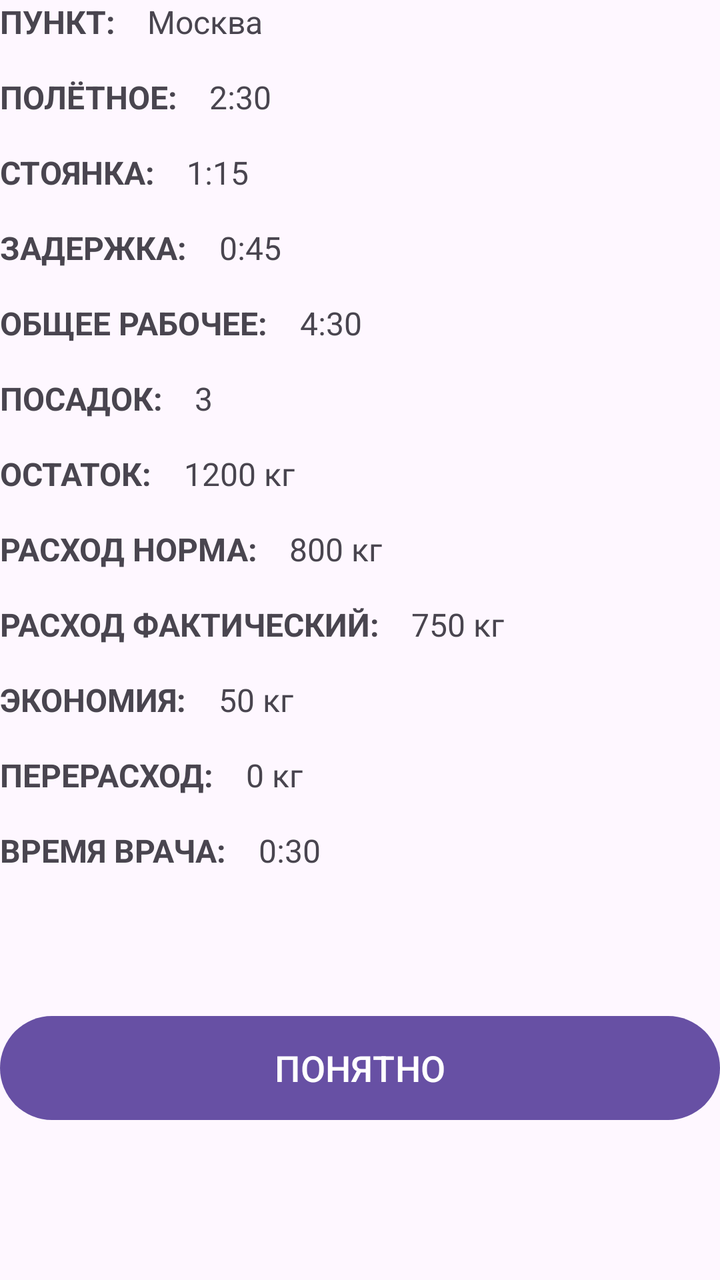
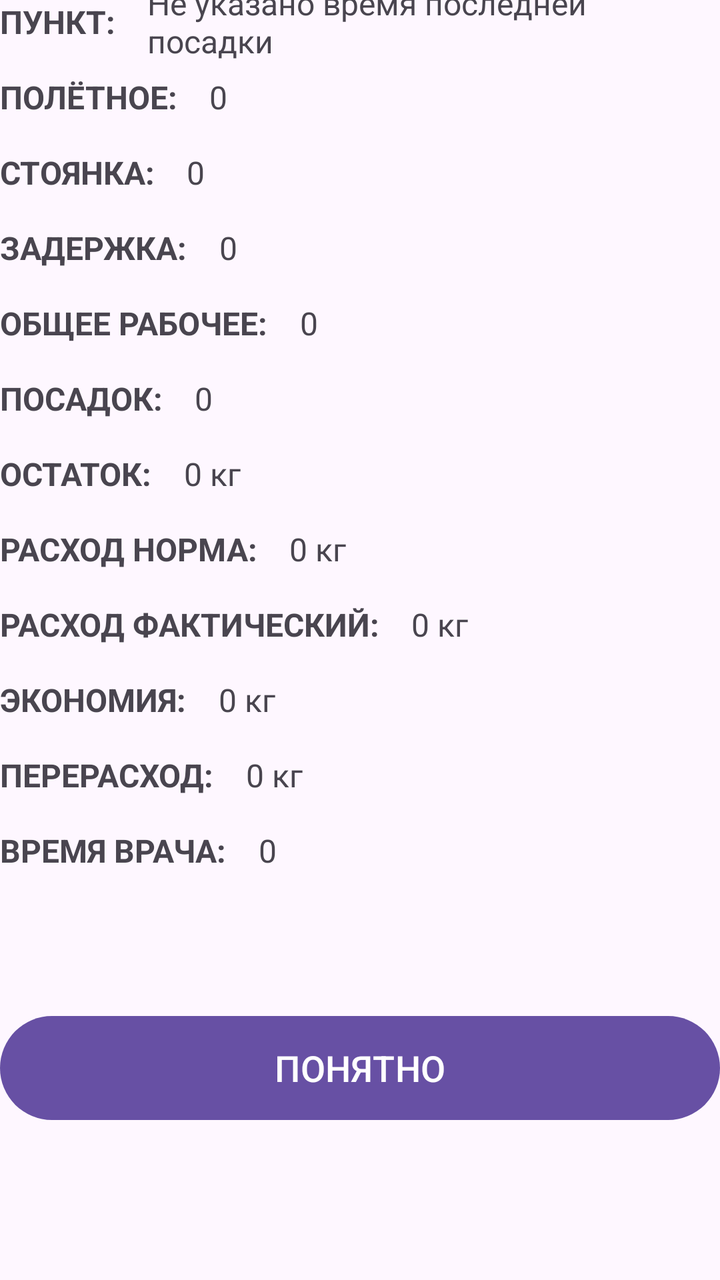

Before-and-after screenshots of an Android layout around one commit, followed by the original layout XML and the change that was made.
<!-- AndroidManifest.xml: application theme Theme.Flight_information_calculator -->
<!-- res/layout/activity_results.xml -->
<?xml version="1.0" encoding="utf-8"?>
<ScrollView
    xmlns:android="http://schemas.android.com/apk/res/android"
    xmlns:app="http://schemas.android.com/apk/res-auto"
    xmlns:tools="http://schemas.android.com/tools"
    android:layout_width="match_parent"
    android:layout_height="match_parent"
    android:fillViewport="true">

    <androidx.constraintlayout.widget.ConstraintLayout xmlns:android="http://schemas.android.com/apk/res/android"
    xmlns:app="http://schemas.android.com/apk/res-auto"
    xmlns:tools="http://schemas.android.com/tools"
    android:id="@+id/main"
    android:layout_width="match_parent"
    android:layout_height="match_parent"
    tools:context=".results">

        
        <TextView
            android:id="@+id/labelPoint"
            android:layout_width="wrap_content"
            android:layout_height="wrap_content"
            android:text="ПУНКТ:"
            android:textSize="16sp"
            android:textStyle="bold"
            app:layout_constraintStart_toStartOf="parent"
            app:layout_constraintTop_toTopOf="parent"/>

        <TextView
            android:id="@+id/textPoint"
            android:layout_width="0dp"
            android:layout_height="wrap_content"
            android:layout_marginStart="16dp"
            android:text="Москва"
            android:textSize="16sp"
            app:layout_constraintBottom_toBottomOf="@id/labelPoint"
            app:layout_constraintEnd_toEndOf="parent"
            app:layout_constraintStart_toEndOf="@id/labelPoint"
            app:layout_constraintTop_toTopOf="@id/labelPoint"/>

        
        <TextView
            android:id="@+id/labelFlightTime"
            android:layout_width="wrap_content"
            android:layout_height="wrap_content"
            android:layout_marginTop="16dp"
            android:text="ПОЛЁТНОЕ:"
            android:textSize="16sp"
            android:textStyle="bold"
            app:layout_constraintStart_toStartOf="parent"
            app:layout_constraintTop_toBottomOf="@id/labelPoint"/>

        <TextView
            android:id="@+id/textFlightTime"
            android:layout_width="0dp"
            android:layout_height="wrap_content"
            android:layout_marginStart="16dp"
            android:text="2:30"
            android:textSize="16sp"
            app:layout_constraintBottom_toBottomOf="@id/labelFlightTime"
            app:layout_constraintEnd_toEndOf="parent"
            app:layout_constraintStart_toEndOf="@id/labelFlightTime"
            app:layout_constraintTop_toTopOf="@id/labelFlightTime"/>

        
        <TextView
            android:id="@+id/labelParking"
            android:layout_width="wrap_content"
            android:layout_height="wrap_content"
            android:layout_marginTop="16dp"
            android:text="СТОЯНКА:"
            android:textSize="16sp"
            android:textStyle="bold"
            app:layout_constraintStart_toStartOf="parent"
            app:layout_constraintTop_toBottomOf="@id/labelFlightTime"/>

        <TextView
            android:id="@+id/textParking"
            android:layout_width="0dp"
            android:layout_height="wrap_content"
            android:layout_marginStart="16dp"
            android:text="1:15"
            android:textSize="16sp"
            app:layout_constraintBottom_toBottomOf="@id/labelParking"
            app:layout_constraintEnd_toEndOf="parent"
            app:layout_constraintStart_toEndOf="@id/labelParking"
            app:layout_constraintTop_toTopOf="@id/labelParking"/>

        
        <TextView
            android:id="@+id/labelDelay"
            android:layout_width="wrap_content"
            android:layout_height="wrap_content"
            android:layout_marginTop="16dp"
            android:text="ЗАДЕРЖКА:"
            android:textSize="16sp"
            android:textStyle="bold"
            app:layout_constraintStart_toStartOf="parent"
            app:layout_constraintTop_toBottomOf="@id/labelParking"/>

        <TextView
            android:id="@+id/textDelay"
            android:layout_width="0dp"
            android:layout_height="wrap_content"
            android:layout_marginStart="16dp"
            android:text="0:45"
            android:textSize="16sp"
            app:layout_constraintBottom_toBottomOf="@id/labelDelay"
            app:layout_constraintEnd_toEndOf="parent"
            app:layout_constraintStart_toEndOf="@id/labelDelay"
            app:layout_constraintTop_toTopOf="@id/labelDelay"/>

        
        <TextView
            android:id="@+id/labelTotalWork"
            android:layout_width="wrap_content"
            android:layout_height="wrap_content"
            android:layout_marginTop="16dp"
            android:text="ОБЩЕЕ РАБОЧЕЕ:"
            android:textSize="16sp"
            android:textStyle="bold"
            app:layout_constraintStart_toStartOf="parent"
            app:layout_constraintTop_toBottomOf="@id/labelDelay"/>

        <TextView
            android:id="@+id/textTotalWork"
            android:layout_width="0dp"
            android:layout_height="wrap_content"
            android:layout_marginStart="16dp"
            android:text="4:30"
            android:textSize="16sp"
            app:layout_constraintBottom_toBottomOf="@id/labelTotalWork"
            app:layout_constraintEnd_toEndOf="parent"
            app:layout_constraintStart_toEndOf="@id/labelTotalWork"
            app:layout_constraintTop_toTopOf="@id/labelTotalWork"/>

        
        <TextView
            android:id="@+id/labelLandings"
            android:layout_width="wrap_content"
            android:layout_height="wrap_content"
            android:layout_marginTop="16dp"
            android:text="ПОСАДОК:"
            android:textSize="16sp"
            android:textStyle="bold"
            app:layout_constraintStart_toStartOf="parent"
            app:layout_constraintTop_toBottomOf="@id/labelTotalWork"/>

        <TextView
            android:id="@+id/textLandings"
            android:layout_width="0dp"
            android:layout_height="wrap_content"
            android:layout_marginStart="16dp"
            android:text="3"
            android:textSize="16sp"
            app:layout_constraintBottom_toBottomOf="@id/labelLandings"
            app:layout_constraintEnd_toEndOf="parent"
            app:layout_constraintStart_toEndOf="@id/labelLandings"
            app:layout_constraintTop_toTopOf="@id/labelLandings"/>

        
        <TextView
            android:id="@+id/labelRemaining"
            android:layout_width="wrap_content"
            android:layout_height="wrap_content"
            android:layout_marginTop="16dp"
            android:text="ОСТАТОК:"
            android:textSize="16sp"
            android:textStyle="bold"
            app:layout_constraintStart_toStartOf="parent"
            app:layout_constraintTop_toBottomOf="@id/labelLandings"/>

        <TextView
            android:id="@+id/textRemaining"
            android:layout_width="0dp"
            android:layout_height="wrap_content"
            android:layout_marginStart="16dp"
            android:text="1200 кг"
            android:textSize="16sp"
            app:layout_constraintBottom_toBottomOf="@id/labelRemaining"
            app:layout_constraintEnd_toEndOf="parent"
            app:layout_constraintStart_toEndOf="@id/labelRemaining"
            app:layout_constraintTop_toTopOf="@id/labelRemaining"/>

        
        <TextView
            android:id="@+id/labelNormConsumption"
            android:layout_width="wrap_content"
            android:layout_height="wrap_content"
            android:layout_marginTop="16dp"
            android:text="РАСХОД НОРМА:"
            android:textSize="16sp"
            android:textStyle="bold"
            app:layout_constraintStart_toStartOf="parent"
            app:layout_constraintTop_toBottomOf="@id/labelRemaining"/>

        <TextView
            android:id="@+id/textNormConsumption"
            android:layout_width="0dp"
            android:layout_height="wrap_content"
            android:layout_marginStart="16dp"
            android:text="800 кг"
            android:textSize="16sp"
            app:layout_constraintBottom_toBottomOf="@id/labelNormConsumption"
            app:layout_constraintEnd_toEndOf="parent"
            app:layout_constraintStart_toEndOf="@id/labelNormConsumption"
            app:layout_constraintTop_toTopOf="@id/labelNormConsumption"/>

        
        <TextView
            android:id="@+id/labelActualConsumption"
            android:layout_width="wrap_content"
            android:layout_height="wrap_content"
            android:layout_marginTop="16dp"
            android:text="РАСХОД ФАКТИЧЕСКИЙ:"
            android:textSize="16sp"
            android:textStyle="bold"
            app:layout_constraintStart_toStartOf="parent"
            app:layout_constraintTop_toBottomOf="@id/labelNormConsumption"/>

        <TextView
            android:id="@+id/textActualConsumption"
            android:layout_width="0dp"
            android:layout_height="wrap_content"
            android:layout_marginStart="16dp"
            android:text="750 кг"
            android:textSize="16sp"
            app:layout_constraintBottom_toBottomOf="@id/labelActualConsumption"
            app:layout_constraintEnd_toEndOf="parent"
            app:layout_constraintStart_toEndOf="@id/labelActualConsumption"
            app:layout_constraintTop_toTopOf="@id/labelActualConsumption"/>

        
        <TextView
            android:id="@+id/labelSavings"
            android:layout_width="wrap_content"
            android:layout_height="wrap_content"
            android:layout_marginTop="16dp"
            android:text="ЭКОНОМИЯ:"
            android:textSize="16sp"
            android:textStyle="bold"
            app:layout_constraintStart_toStartOf="parent"
            app:layout_constraintTop_toBottomOf="@id/labelActualConsumption"/>

        <TextView
            android:id="@+id/textSavings"
            android:layout_width="0dp"
            android:layout_height="wrap_content"
            android:layout_marginStart="16dp"
            android:text="50 кг"
            android:textSize="16sp"
            app:layout_constraintBottom_toBottomOf="@id/labelSavings"
            app:layout_constraintEnd_toEndOf="parent"
            app:layout_constraintStart_toEndOf="@id/labelSavings"
            app:layout_constraintTop_toTopOf="@id/labelSavings"/>

        
        <TextView
            android:id="@+id/labelOverconsumption"
            android:layout_width="wrap_content"
            android:layout_height="wrap_content"
            android:layout_marginTop="16dp"
            android:text="ПЕРЕРАСХОД:"
            android:textSize="16sp"
            android:textStyle="bold"
            app:layout_constraintStart_toStartOf="parent"
            app:layout_constraintTop_toBottomOf="@id/labelSavings"/>

        <TextView
            android:id="@+id/textOverconsumption"
            android:layout_width="0dp"
            android:layout_height="wrap_content"
            android:layout_marginStart="16dp"
            android:text="0 кг"
            android:textSize="16sp"
            app:layout_constraintBottom_toBottomOf="@id/labelOverconsumption"
            app:layout_constraintEnd_toEndOf="parent"
            app:layout_constraintStart_toEndOf="@id/labelOverconsumption"
            app:layout_constraintTop_toTopOf="@id/labelOverconsumption"/>

        
        <TextView
            android:id="@+id/labelDoctorTime"
            android:layout_width="wrap_content"
            android:layout_height="wrap_content"
            android:layout_marginTop="16dp"
            android:text="ВРЕМЯ ВРАЧА:"
            android:textSize="16sp"
            android:textStyle="bold"
            app:layout_constraintStart_toStartOf="parent"
            app:layout_constraintTop_toBottomOf="@id/labelOverconsumption"/>

        <TextView
            android:id="@+id/textDoctorTime"
            android:layout_width="0dp"
            android:layout_height="wrap_content"
            android:layout_marginStart="16dp"
            android:text="0:30"
            android:textSize="16sp"
            app:layout_constraintBottom_toBottomOf="@id/labelDoctorTime"
            app:layout_constraintEnd_toEndOf="parent"
            app:layout_constraintStart_toEndOf="@id/labelDoctorTime"
            app:layout_constraintTop_toTopOf="@id/labelDoctorTime"/>

        
        <Button
            android:id="@+id/btnUnderstand"
            android:layout_width="0dp"
            android:layout_height="60dp"
            android:layout_marginTop="32dp"
            android:layout_marginBottom="40dp"
            android:text="ПОНЯТНО"
            android:textAllCaps="false"
            android:textSize="18sp"
            app:layout_constraintBottom_toBottomOf="parent"
            app:layout_constraintEnd_toEndOf="parent"
            app:layout_constraintStart_toStartOf="parent"
            app:layout_constraintTop_toBottomOf="@id/labelDoctorTime"/>

    </androidx.constraintlayout.widget.ConstraintLayout>
</ScrollView>
<!-- resources referenced by this layout -->
<resources>
  <style name="Theme.Flight_information_calculator" parent="Base.Theme.Flight_information_calculator" />
  <style name="Base.Theme.Flight_information_calculator" parent="Theme.Material3.DayNight.NoActionBar">
          
          
      </style>
</resources>

<!-- the commit's change to res/layout/activity_results.xml (unified diff, before → after) -->
@@ -7,10 +7,8 @@
     android:layout_height="match_parent"
     android:fillViewport="true">
 
-    <androidx.constraintlayout.widget.ConstraintLayout xmlns:android="http://schemas.android.com/apk/res/android"
-    xmlns:app="http://schemas.android.com/apk/res-auto"
-    xmlns:tools="http://schemas.android.com/tools"
-    android:id="@+id/main"
+    <androidx.constraintlayout.widget.ConstraintLayout
+        android:id="@+id/main"
     android:layout_width="match_parent"
     android:layout_height="match_parent"
     tools:context=".results">
@@ -31,12 +29,12 @@
             android:layout_width="0dp"
             android:layout_height="wrap_content"
             android:layout_marginStart="16dp"
-            android:text="Москва"
+            android:text="Не указано время последней посадки"
             android:textSize="16sp"
             app:layout_constraintBottom_toBottomOf="@id/labelPoint"
             app:layout_constraintEnd_toEndOf="parent"
             app:layout_constraintStart_toEndOf="@id/labelPoint"
-            app:layout_constraintTop_toTopOf="@id/labelPoint"/>
+            app:layout_constraintTop_toTopOf="@id/labelPoint" />
 
         
         <TextView
@@ -55,12 +53,12 @@
             android:layout_width="0dp"
             android:layout_height="wrap_content"
             android:layout_marginStart="16dp"
-            android:text="2:30"
+            android:text="0"
             android:textSize="16sp"
             app:layout_constraintBottom_toBottomOf="@id/labelFlightTime"
             app:layout_constraintEnd_toEndOf="parent"
             app:layout_constraintStart_toEndOf="@id/labelFlightTime"
-            app:layout_constraintTop_toTopOf="@id/labelFlightTime"/>
+            app:layout_constraintTop_toTopOf="@id/labelFlightTime" />
 
         
         <TextView
@@ -79,12 +77,12 @@
             android:layout_width="0dp"
             android:layout_height="wrap_content"
             android:layout_marginStart="16dp"
-            android:text="1:15"
+            android:text="0"
             android:textSize="16sp"
             app:layout_constraintBottom_toBottomOf="@id/labelParking"
             app:layout_constraintEnd_toEndOf="parent"
             app:layout_constraintStart_toEndOf="@id/labelParking"
-            app:layout_constraintTop_toTopOf="@id/labelParking"/>
+            app:layout_constraintTop_toTopOf="@id/labelParking" />
 
         
         <TextView
@@ -103,12 +101,12 @@
             android:layout_width="0dp"
             android:layout_height="wrap_content"
             android:layout_marginStart="16dp"
-            android:text="0:45"
+            android:text="0"
             android:textSize="16sp"
             app:layout_constraintBottom_toBottomOf="@id/labelDelay"
             app:layout_constraintEnd_toEndOf="parent"
             app:layout_constraintStart_toEndOf="@id/labelDelay"
-            app:layout_constraintTop_toTopOf="@id/labelDelay"/>
+            app:layout_constraintTop_toTopOf="@id/labelDelay" />
 
         
         <TextView
@@ -127,12 +125,12 @@
             android:layout_width="0dp"
             android:layout_height="wrap_content"
             android:layout_marginStart="16dp"
-            android:text="4:30"
+            android:text="0"
             android:textSize="16sp"
             app:layout_constraintBottom_toBottomOf="@id/labelTotalWork"
             app:layout_constraintEnd_toEndOf="parent"
             app:layout_constraintStart_toEndOf="@id/labelTotalWork"
-            app:layout_constraintTop_toTopOf="@id/labelTotalWork"/>
+            app:layout_constraintTop_toTopOf="@id/labelTotalWork" />
 
         
         <TextView
@@ -151,12 +149,12 @@
             android:layout_width="0dp"
             android:layout_height="wrap_content"
             android:layout_marginStart="16dp"
-            android:text="3"
+            android:text="0"
             android:textSize="16sp"
             app:layout_constraintBottom_toBottomOf="@id/labelLandings"
             app:layout_constraintEnd_toEndOf="parent"
             app:layout_constraintStart_toEndOf="@id/labelLandings"
-            app:layout_constraintTop_toTopOf="@id/labelLandings"/>
+            app:layout_constraintTop_toTopOf="@id/labelLandings" />
 
         
         <TextView
@@ -175,12 +173,12 @@
             android:layout_width="0dp"
             android:layout_height="wrap_content"
             android:layout_marginStart="16dp"
-            android:text="1200 кг"
+            android:text="0 кг"
             android:textSize="16sp"
             app:layout_constraintBottom_toBottomOf="@id/labelRemaining"
             app:layout_constraintEnd_toEndOf="parent"
             app:layout_constraintStart_toEndOf="@id/labelRemaining"
-            app:layout_constraintTop_toTopOf="@id/labelRemaining"/>
+            app:layout_constraintTop_toTopOf="@id/labelRemaining" />
 
         
         <TextView
@@ -199,12 +197,12 @@
             android:layout_width="0dp"
             android:layout_height="wrap_content"
             android:layout_marginStart="16dp"
-            android:text="800 кг"
+            android:text="0 кг"
             android:textSize="16sp"
             app:layout_constraintBottom_toBottomOf="@id/labelNormConsumption"
             app:layout_constraintEnd_toEndOf="parent"
             app:layout_constraintStart_toEndOf="@id/labelNormConsumption"
-            app:layout_constraintTop_toTopOf="@id/labelNormConsumption"/>
+            app:layout_constraintTop_toTopOf="@id/labelNormConsumption" />
 
         
         <TextView
@@ -223,12 +221,12 @@
             android:layout_width="0dp"
             android:layout_height="wrap_content"
             android:layout_marginStart="16dp"
-            android:text="750 кг"
+            android:text="0 кг"
             android:textSize="16sp"
             app:layout_constraintBottom_toBottomOf="@id/labelActualConsumption"
             app:layout_constraintEnd_toEndOf="parent"
             app:layout_constraintStart_toEndOf="@id/labelActualConsumption"
-            app:layout_constraintTop_toTopOf="@id/labelActualConsumption"/>
+            app:layout_constraintTop_toTopOf="@id/labelActualConsumption" />
 
         
         <TextView
@@ -247,12 +245,12 @@
             android:layout_width="0dp"
             android:layout_height="wrap_content"
             android:layout_marginStart="16dp"
-            android:text="50 кг"
+            android:text="0 кг"
             android:textSize="16sp"
             app:layout_constraintBottom_toBottomOf="@id/labelSavings"
             app:layout_constraintEnd_toEndOf="parent"
             app:layout_constraintStart_toEndOf="@id/labelSavings"
-            app:layout_constraintTop_toTopOf="@id/labelSavings"/>
+            app:layout_constraintTop_toTopOf="@id/labelSavings" />
 
         
         <TextView
@@ -295,12 +293,12 @@
             android:layout_width="0dp"
             android:layout_height="wrap_content"
             android:layout_marginStart="16dp"
-            android:text="0:30"
+            android:text="0"
             android:textSize="16sp"
             app:layout_constraintBottom_toBottomOf="@id/labelDoctorTime"
             app:layout_constraintEnd_toEndOf="parent"
             app:layout_constraintStart_toEndOf="@id/labelDoctorTime"
-            app:layout_constraintTop_toTopOf="@id/labelDoctorTime"/>
+            app:layout_constraintTop_toTopOf="@id/labelDoctorTime" />
 
         
         <Button
